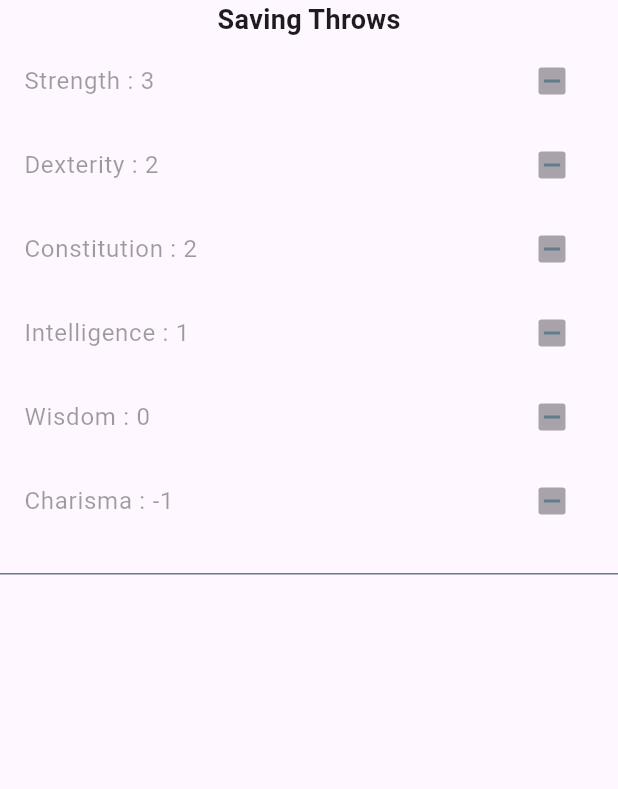
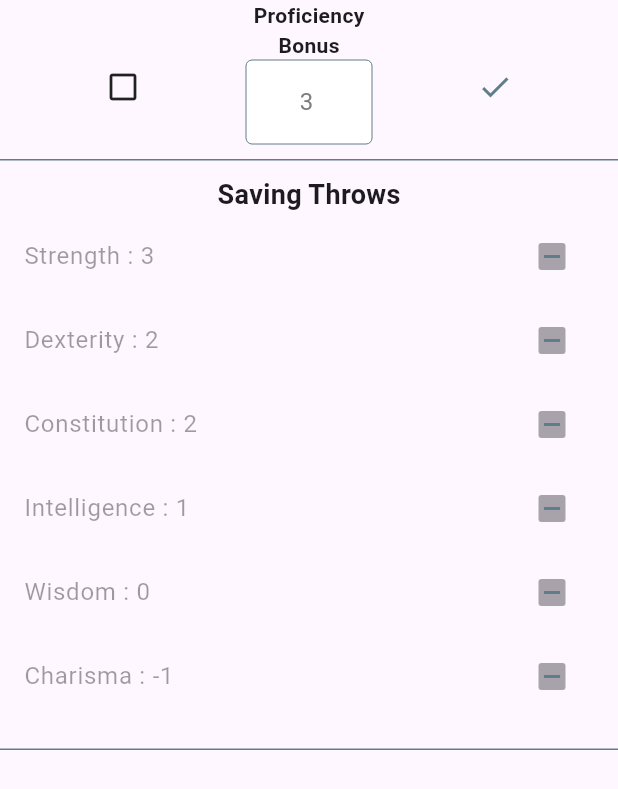
Before and after one commit to skeptickal/homeBrewed, a Flutter app: the _SavingThrows widget shown alone on an empty page, opened directly, on a phone screen of 412 x 824 dp. Shown: the top 789 px of the screen. Run offline on Flutter 3.47's test engine with Material 3 defaults, Android fonts, the phone set to English and light mode, and no system bars; our stand-ins replace bloc, cloud_firestore, equatable, firebase_auth, firebase_core, firebase_messaging and 4 more; accounts and stored records are empty.

Commit message:
added proficiency bonus

```diff
--- a/dnd_character_manager/lib/constants/text_fields.dart
+++ b/dnd_character_manager/lib/constants/text_fields.dart
@@ -126,7 +126,6 @@ class StatTextBox extends StatelessWidget {
         crossAxisAlignment: CrossAxisAlignment.start,
         children: [
           Center(child: Text(subtitle, style: dndFont.copyWith(fontSize: 14, fontWeight: FontWeight.bold))),
-          const SizedBox(height: 4),
           Focus(
             onFocusChange: (hasFocus) => hasFocus ? null : onEditingComplete!(),
             child: TextFormField(
--- a/dnd_character_manager/lib/pages/tabs/stat_tab.dart
+++ b/dnd_character_manager/lib/pages/tabs/stat_tab.dart
@@ -37,8 +37,47 @@ class _SavingThrows extends StatelessWidget {
   Widget build(BuildContext context) {
     return BlocBuilder<StatCubit, StatState>(
       builder: (context, state) {
+        TextEditingController proficiencyBonus = TextEditingController();
+        proficiencyBonus.text = state.stats!.proficiencyBonus ?? '1';
         return Column(
           children: [
+            Text(
+              'Proficiency',
+              style: dndFont.copyWith(fontWeight: FontWeight.bold),
+            ),
+            Row(
+              mainAxisAlignment: MainAxisAlignment.center,
+              children: [
+                const Padding(
+                  padding: EdgeInsets.symmetric(horizontal: 70.0),
+                  child: Icon(Icons.check_box_outline_blank),
+                ),
+                Flexible(
+                  child: StatTextBox(
+                    onTapOutside: (clickOut) => context.read<StatCubit>().setStatsData(
+                          state.stats!.copyWith(proficiencyBonus: proficiencyBonus.text),
+                        ),
+                    onEditingComplete: () => context.read<StatCubit>().setStatsData(
+                          state.stats!.copyWith(proficiencyBonus: proficiencyBonus.text),
+                        ),
+                    enabled: state.statEdit!,
+                    padding: const EdgeInsets.symmetric(horizontal: 0, vertical: 0),
+                    controller: proficiencyBonus,
+                    hintText: '1',
+                    subtitle: 'Bonus',
+                  ),
+                ),
+                Padding(
+                  padding: const EdgeInsets.symmetric(horizontal: 70.0),
+                  child: Icon(
+                    Icons.check,
+                    color: blueGrey,
+                  ),
+                ),
+              ],
+            ),
+            horizontalLine,
+            seperation,
             Text(
               'Saving Throws',
               style: dndFont.copyWith(fontWeight: FontWeight.bold, fontSize: 18),
```
